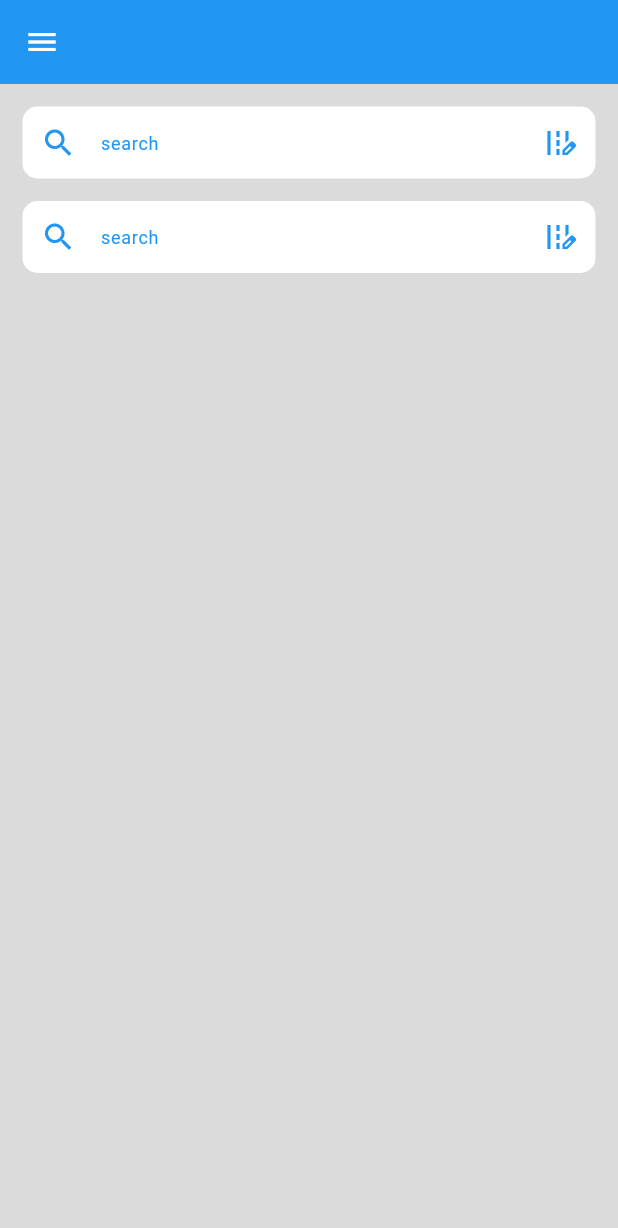
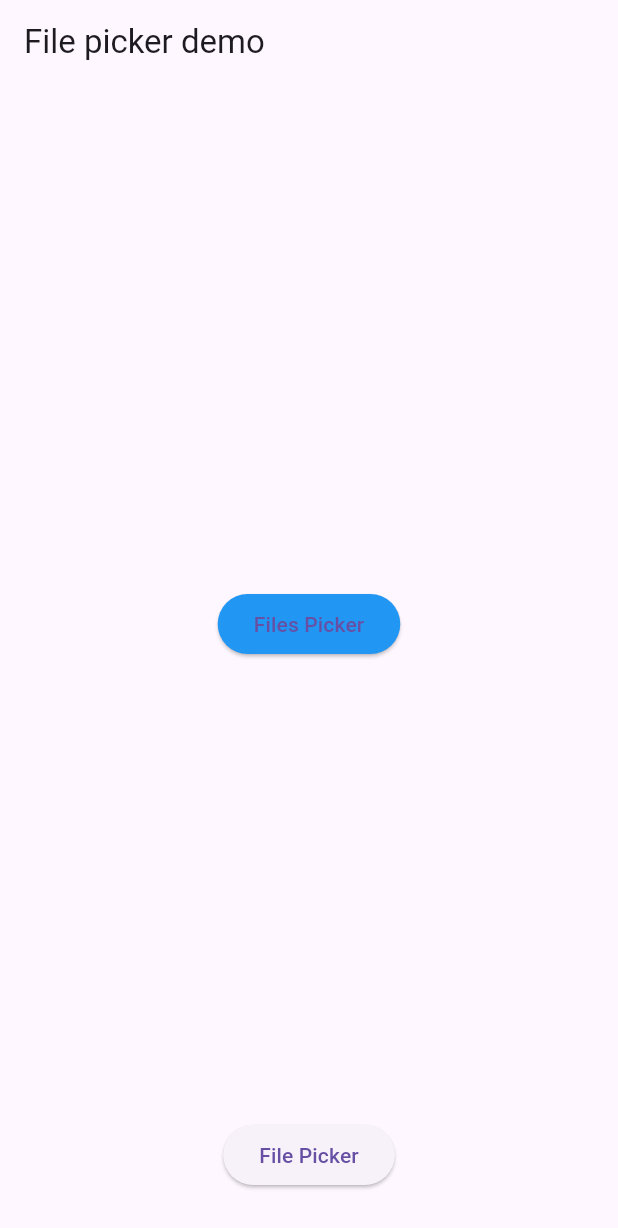
Before and after one commit to MohamedRamadan7/Task_news, a Flutter app: the screen it shows after launch, on a phone screen of 412 x 824 dp. Shown: the top 1228 px of the screen. Run offline on Flutter 3.47's test engine with Material 3 defaults, Android fonts, the phone set to English and light mode, and no system bars; our stand-ins replace file_picker, flutter_bloc, open_file.

Commit message:
openFile and saveFilePermently

```diff
--- a/lib/main.dart
+++ b/lib/main.dart
@@ -1,5 +1,9 @@
+import 'dart:io';
 
+import 'package:file_picker/file_picker.dart';
 import 'package:flutter/material.dart';
+import 'package:open_file/open_file.dart';
+import 'package:path_provider/path_provider.dart';
 
 import 'features/views/home/home_view.dart';
 
@@ -13,7 +17,134 @@ class TaskApp extends StatelessWidget {
   @override
   Widget build(BuildContext context) {
     return const MaterialApp(
-      home: HomeView(),
+      home: FilePickerDemo(title: "File picker demo"),
     );
   }
 }
+
+class FilePickerDemo extends StatefulWidget {
+  const FilePickerDemo({super.key, required this.title});
+
+  final String title;
+
+  @override
+  State<FilePickerDemo> createState() => _FilePickerDemoState();
+}
+
+class _FilePickerDemoState extends State<FilePickerDemo> {
+  FilePickerResult? result;
+  @override
+  Widget build(BuildContext context) {
+    return MaterialApp(
+      debugShowCheckedModeBanner: false,
+      home: Scaffold(
+        appBar: AppBar(
+          title: const Text("File picker demo"),
+        ),
+        body: Padding(
+          padding: const EdgeInsets.all(30.0),
+          child: Column(
+            mainAxisAlignment: MainAxisAlignment.start,
+            children: [
+              if (result != null)
+                Padding(
+                  padding: const EdgeInsets.all(8.0),
+                  child: Column(
+                    crossAxisAlignment: CrossAxisAlignment.center,
+                    mainAxisAlignment: MainAxisAlignment.center,
+                    children: [
+                      const Text(
+                        'Selected file:',
+                        style: TextStyle(
+                            fontSize: 16, fontWeight: FontWeight.bold),
+                      ),
+                      const SizedBox(
+                        height: 10,
+                      ),
+                      ListView.separated(
+                        shrinkWrap: true,
+                        itemCount: result?.files.length ?? 0,
+                        itemBuilder: (context, index) {
+                          return Text(result?.files[index].name ?? '',
+                              style: const TextStyle(
+                                  fontSize: 16, fontWeight: FontWeight.bold));
+                        },
+                        separatorBuilder: (BuildContext context, int index) {
+                          return const SizedBox(
+                            height: 5,
+                          );
+                        },
+                      )
+                    ],
+                  ),
+                ),
+              const Spacer(),
+              Center(
+                child: ElevatedButton(
+                  style: ElevatedButton.styleFrom(
+                    backgroundColor: Colors.blue,
+                  ),
+                  onPressed: () async {
+                    result = await FilePicker.platform.pickFiles(
+                      allowMultiple: true,
+                      type: FileType.custom,
+                      allowedExtensions: ['jpg', 'doc'],
+                    );
+                    if (result == null) {
+                      print("No file selected");
+                    } else {
+                      setState(() {});
+                      for (var element in result!.files) {
+                        print(element.name);
+                      }
+                    }
+                  },
+                  child: const Text("Files Picker"),
+                ),
+              ),
+              const Spacer(),
+              Center(
+                child: ElevatedButton(
+                  onPressed: () async {
+                    result = await FilePicker.platform.pickFiles();
+                    if (result == null) {
+                      print("No file selected");
+                    } else {
+                      setState(() {});
+                      for (var element in result!.files) {
+                        print(element.name);
+                      }
+                    }
+                    // Open single file
+                    final file = result!.files.first;
+                    openFile(file);
+                    print('Bytes: ${file.bytes}');
+                    print('Name: ${file.name}');
+                    print('Size: ${file.size}');
+                    print('Extension: ${file.extension}');
+                    print('Path: ${file.path}');
+
+                    final newFile = await saveFilePermently(file);
+                    print('From Path: ${file.path}');
+                    print('To Path: ${newFile.path}');
+                  },
+                  child: const Text("File Picker"),
+                ),
+              ),
+            ],
+          ),
+        ),
+      ),
+    );
+  }
+}
+
+Future<File> saveFilePermently(PlatformFile file) async {
+  final appStorage = await getApplicationDocumentsDirectory();
+  final newFile = File('${appStorage.path}/${file.name}');
+  return File(file.path!).copy(newFile.path);
+}
+
+void openFile(PlatformFile file) {
+  OpenFile.open(file.path!);
+}
--- a/pubspec.yaml
+++ b/pubspec.yaml
@@ -37,6 +37,9 @@ dependencies:
   # The following adds the Cupertino Icons font to your application.
   # Use with the CupertinoIcons class for iOS style icons.
   cupertino_icons: ^1.0.6
+  file_picker: ^8.1.7
+  open_file: ^3.5.10
+  path_provider: ^2.1.5
 
 dev_dependencies:
   flutter_test:
```
Also changed, not shown: pubspec.lock, 6 other files.
